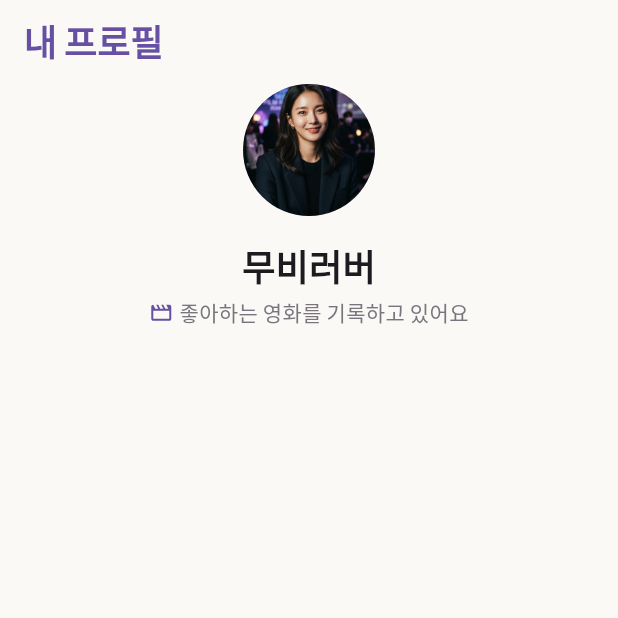
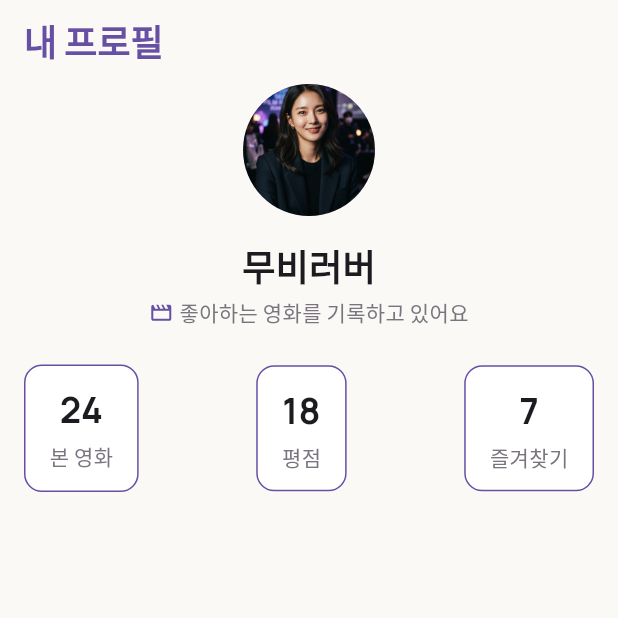
Before and after one commit to seoktae-lee/movielog, a Flutter app: the screen it shows after launch, on a phone screen of 412 x 824 dp, the top half of it. Run offline on Flutter 3.47's test engine with Material 3 defaults, Android fonts, the phone set to English and light mode, and no system bars; our stand-ins replace flutter_svg.

Commit message:
feat: StatItem을 재사용해 통계 3개를 가로로 배치한 ProfileStats를 추가한다

```diff
--- a/lib/profile_screen.dart
+++ b/lib/profile_screen.dart
@@ -2,6 +2,7 @@ import 'package:flutter/material.dart';
 
 import 'widgets/common_app_bar.dart';
 import 'widgets/profile_header.dart';
+import 'widgets/profile_stats.dart';
 
 /// 1주차 정적인 영화 취향 프로필 화면.
 class ProfileScreen extends StatelessWidget {
@@ -16,7 +17,7 @@ class ProfileScreen extends StatelessWidget {
           padding: EdgeInsets.symmetric(horizontal: 16),
           child: Column(
             crossAxisAlignment: CrossAxisAlignment.start,
-            children: [ProfileHeader()],
+            children: [ProfileHeader(), SizedBox(height: 24), ProfileStats()],
           ),
         ),
       ),
--- /dev/null
+++ b/lib/widgets/profile_stats.dart
@@ -0,0 +1,20 @@
+import 'package:flutter/material.dart';
+
+import 'stat_item.dart';
+
+/// 본 영화, 평점, 즐겨찾기 통계를 가로로 나열한다.
+class ProfileStats extends StatelessWidget {
+  const ProfileStats({super.key});
+
+  @override
+  Widget build(BuildContext context) {
+    return const Row(
+      mainAxisAlignment: MainAxisAlignment.spaceBetween,
+      children: [
+        StatItem(label: '본 영화', value: '24'),
+        StatItem(label: '평점', value: '18'),
+        StatItem(label: '즐겨찾기', value: '7'),
+      ],
+    );
+  }
+}
--- /dev/null
+++ b/lib/widgets/stat_item.dart
@@ -0,0 +1,31 @@
+import 'package:flutter/material.dart';
+
+import '../theme/app_colors.dart';
+import '../theme/app_text_styles.dart';
+
+/// 숫자와 라벨을 세로로 보여주는 통계 항목.
+class StatItem extends StatelessWidget {
+  const StatItem({super.key, required this.label, required this.value});
+
+  final String label;
+  final String value;
+
+  @override
+  Widget build(BuildContext context) {
+    return Container(
+      padding: const EdgeInsets.symmetric(horizontal: 16, vertical: 12),
+      decoration: BoxDecoration(
+        color: AppColors.white,
+        border: Border.all(color: AppColors.violet),
+        borderRadius: BorderRadius.circular(12),
+      ),
+      child: Column(
+        children: [
+          Text(value, style: AppTextStyles.titleLarge),
+          const SizedBox(height: 4),
+          Text(label, style: AppTextStyles.bodySmall),
+        ],
+      ),
+    );
+  }
+}
```
